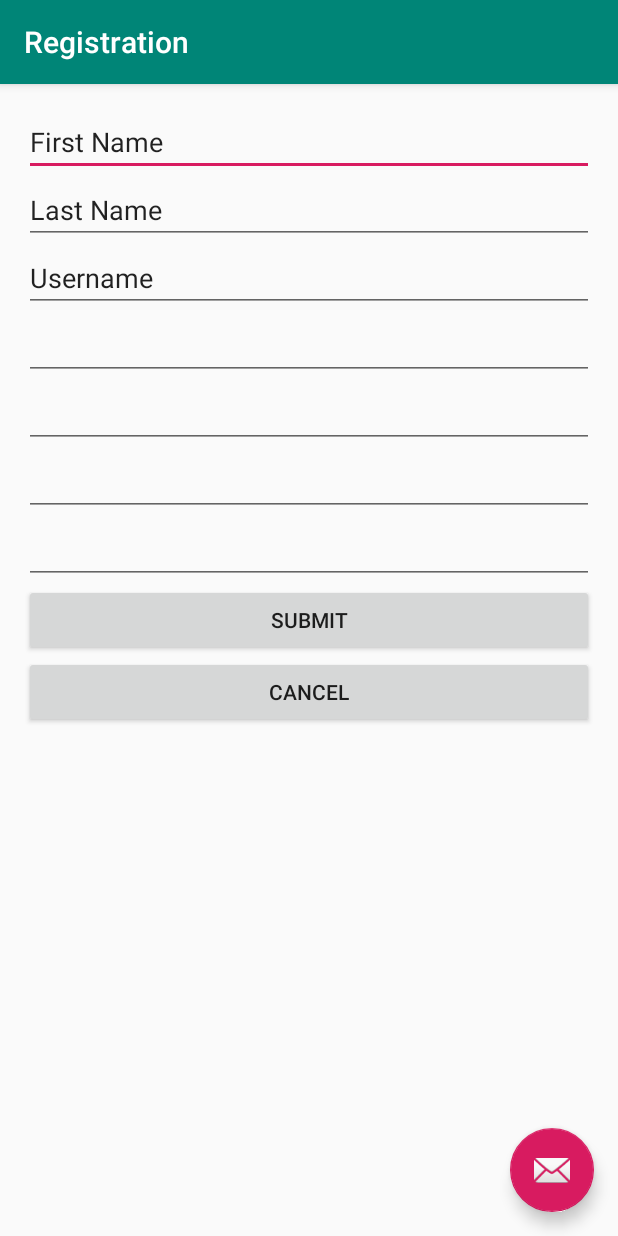
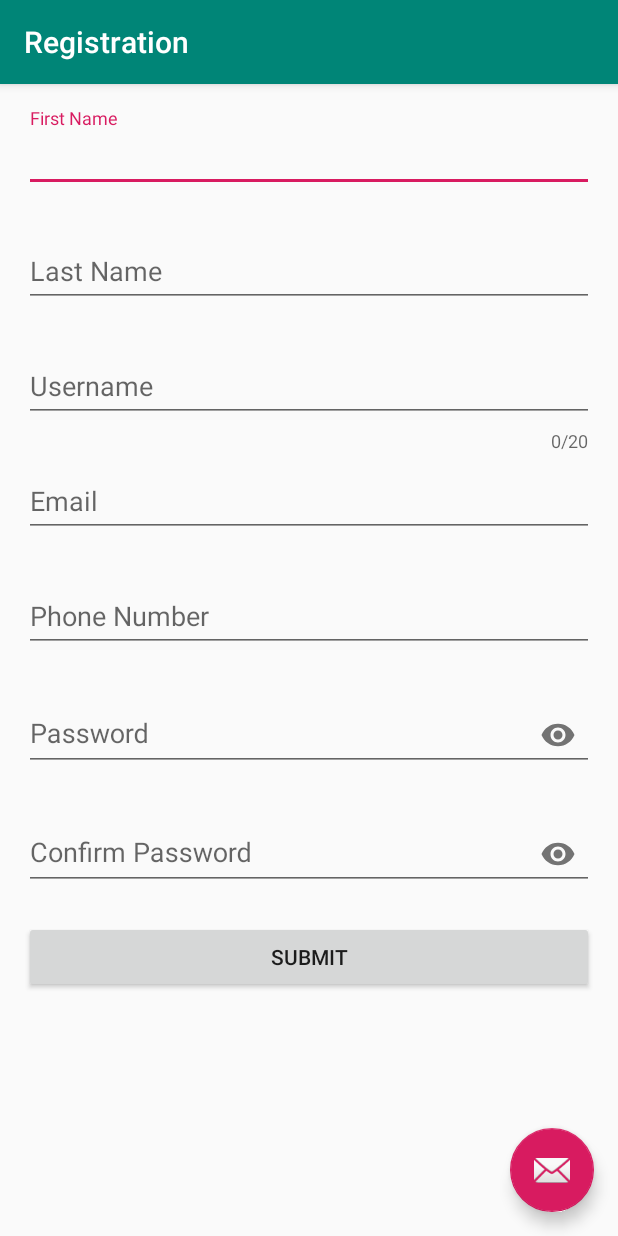
Before and after one commit to HMPerson1/meeting-master, an Android app: the Registration screen opened directly, with no data from a screen before it, on a phone screen of 412 x 824 dp. Run offline under Robolectric (Android 15) with nearby library versions, the light colour scheme and no system bars.

Commit message:
Re-did Registration UI

```diff
--- a/meeting_client/app/src/main/res/layout/content_registration.xml
+++ b/meeting_client/app/src/main/res/layout/content_registration.xml
@@ -1,4 +1,5 @@
 <?xml version="1.0" encoding="utf-8"?>
+
 <LinearLayout
     xmlns:android="http://schemas.android.com/apk/res/android"
     xmlns:app="http://schemas.android.com/apk/res-auto"
@@ -12,122 +13,113 @@
     tools:context=".Registration"
     tools:showIn="@layout/activity_registration">
 
-    <EditText
-        android:id="@+id/input_first_name"
+    <android.support.design.widget.TextInputLayout
+        android:id="@+id/text_input_first_name"
         android:layout_width="match_parent"
         android:layout_height="wrap_content"
-        android:ems="10"
-        android:inputType="textPersonName"
-        android:text="@string/first_name"
-        tools:layout_editor_absoluteX="0dp"
-        tools:layout_editor_absoluteY="6dp"
-        app:layout_constraintBottom_toBottomOf="parent"
-        app:layout_constraintEnd_toEndOf="parent"
-        app:layout_constraintStart_toStartOf="parent"
-        app:layout_constraintTop_toTopOf="parent"/>
+        app:errorEnabled="true">
 
-    <EditText
-        android:id="@+id/input_last_name"
+        <android.support.design.widget.TextInputEditText
+            android:layout_width="match_parent"
+            android:layout_height="wrap_content"
+            android:hint="@string/first_name"
+            android:inputType="text"/>
+
+    </android.support.design.widget.TextInputLayout>
+
+    <android.support.design.widget.TextInputLayout
+        android:id="@+id/text_input_last_name"
         android:layout_width="match_parent"
         android:layout_height="wrap_content"
-        android:ems="10"
-        android:inputType="textPersonName"
-        android:text="@string/last_name"
-        app:layout_constraintBottom_toBottomOf="parent"
-        app:layout_constraintEnd_toEndOf="parent"
-        app:layout_constraintStart_toStartOf="parent"
-        app:layout_constraintTop_toTopOf="parent"
-        tools:layout_editor_absoluteX="0dp"
-        tools:layout_editor_absoluteY="59dp" />
+        app:errorEnabled="true">
 
-    <EditText
-        android:id="@+id/input_username"
+        <android.support.design.widget.TextInputEditText
+            android:layout_width="match_parent"
+            android:layout_height="wrap_content"
+            android:hint="@string/last_name"
+            android:inputType="text"/>
+
+    </android.support.design.widget.TextInputLayout>
+
+    <android.support.design.widget.TextInputLayout
+        android:id="@+id/text_input_username"
         android:layout_width="match_parent"
         android:layout_height="wrap_content"
-        android:ems="10"
-        android:inputType="textPersonName"
-        android:text="@string/user_name"
-        tools:layout_editor_absoluteX="0dp"
-        tools:layout_editor_absoluteY="114dp"
-        app:layout_constraintBottom_toBottomOf="parent"
-        app:layout_constraintEnd_toEndOf="parent"
-        app:layout_constraintStart_toStartOf="parent"
-        app:layout_constraintTop_toTopOf="parent"/>
+        app:counterEnabled="true"
+        app:counterMaxLength="20"
+        app:errorEnabled="true">
 
-    <EditText
-        android:id="@+id/input_email_address"
+        <android.support.design.widget.TextInputEditText
+            android:layout_width="match_parent"
+            android:layout_height="wrap_content"
+            android:hint="@string/user_name"
+            android:inputType="text"/>
+
+    </android.support.design.widget.TextInputLayout>
+
+    <android.support.design.widget.TextInputLayout
+        android:id="@+id/text_input_email"
         android:layout_width="match_parent"
         android:layout_height="wrap_content"
-        android:ems="10"
-        android:inputType="textEmailAddress"
-        tools:layout_editor_absoluteX="0dp"
-        tools:layout_editor_absoluteY="167dp"
-        app:layout_constraintBottom_toBottomOf="parent"
-        app:layout_constraintEnd_toEndOf="parent"
-        app:layout_constraintStart_toStartOf="parent"
-        app:layout_constraintTop_toTopOf="parent"/>
+        app:errorEnabled="true">
 
-    <EditText
-        android:id="@+id/input_password"
+        <android.support.design.widget.TextInputEditText
+            android:layout_width="match_parent"
+            android:layout_height="wrap_content"
+            android:hint="@string/email"
+            android:inputType="textEmailAddress"/>
+
+    </android.support.design.widget.TextInputLayout>
+
+    <android.support.design.widget.TextInputLayout
+        android:id="@+id/text_input_phone_number"
         android:layout_width="match_parent"
         android:layout_height="wrap_content"
-        android:ems="10"
-        android:inputType="textPassword"
-        app:layout_constraintBottom_toBottomOf="parent"
-        app:layout_constraintEnd_toEndOf="parent"
-        app:layout_constraintHorizontal_bias="0.565"
-        app:layout_constraintStart_toStartOf="parent"
-        app:layout_constraintTop_toTopOf="parent"
-        app:layout_constraintVertical_bias="0.314" />
+        app:errorEnabled="true">
 
-    <EditText
-        android:id="@+id/confirm_password"
+        <android.support.design.widget.TextInputEditText
+            android:layout_width="match_parent"
+            android:layout_height="wrap_content"
+            android:hint="@string/phone_number"
+            android:inputType="phone"/>
+
+    </android.support.design.widget.TextInputLayout>
+
+    <android.support.design.widget.TextInputLayout
+        android:id="@+id/text_input_password"
         android:layout_width="match_parent"
         android:layout_height="wrap_content"
-        android:ems="10"
-        android:inputType="textPassword"
-        app:layout_constraintBottom_toBottomOf="parent"
-        app:layout_constraintEnd_toEndOf="parent"
-        app:layout_constraintHorizontal_bias="0.565"
-        app:layout_constraintStart_toStartOf="parent"
-        app:layout_constraintTop_toTopOf="parent"
-        app:layout_constraintVertical_bias="0.314" />
+        app:errorEnabled="true"
+        app:passwordToggleEnabled="true">
 
-    <EditText
-        android:id="@+id/input_phone_number"
+        <android.support.design.widget.TextInputEditText
+            android:layout_width="match_parent"
+            android:layout_height="wrap_content"
+            android:hint="@string/password"
+            android:inputType="textPassword"/>
+
+    </android.support.design.widget.TextInputLayout>
+
+    <android.support.design.widget.TextInputLayout
+        android:id="@+id/text_input_confirm_password"
         android:layout_width="match_parent"
         android:layout_height="wrap_content"
-        android:ems="10"
-        android:inputType="phone"
-        tools:layout_editor_absoluteX="0dp"
-        tools:layout_editor_absoluteY="221dp"
-        app:layout_constraintBottom_toBottomOf="parent"
-        app:layout_constraintEnd_toEndOf="parent"
-        app:layout_constraintStart_toStartOf="parent"
-        app:layout_constraintTop_toTopOf="parent"/>
+        app:errorEnabled="true"
+        app:passwordToggleEnabled="true">
+
+        <android.support.design.widget.TextInputEditText
+            android:layout_width="match_parent"
+            android:layout_height="wrap_content"
+            android:hint="@string/confirm_password"
+            android:inputType="textPassword"/>
+
+    </android.support.design.widget.TextInputLayout>
 
     <Button
         android:id="@+id/submit_button"
         android:layout_width="match_parent"
         android:layout_height="wrap_content"
         android:text="@string/submit_button"
-        app:layout_constraintBottom_toBottomOf="parent"
-        app:layout_constraintEnd_toEndOf="parent"
-        app:layout_constraintStart_toStartOf="parent"
-        app:layout_constraintTop_toTopOf="parent"
-        tools:layout_editor_absoluteX="204dp"
-        tools:layout_editor_absoluteY="464dp" />
-
-    <Button
-        android:id="@+id/cancel_button"
-        android:layout_width="match_parent"
-        android:layout_height="wrap_content"
-        android:text="@string/cancel_button"
-        app:layout_constraintBottom_toBottomOf="parent"
-        app:layout_constraintEnd_toEndOf="parent"
-        app:layout_constraintStart_toStartOf="parent"
-        app:layout_constraintTop_toTopOf="parent"
-        tools:layout_editor_absoluteX="29dp"
-        tools:layout_editor_absoluteY="464dp" />
+        android:onClick="submitRegistration"/>
 
 </LinearLayout>
```
